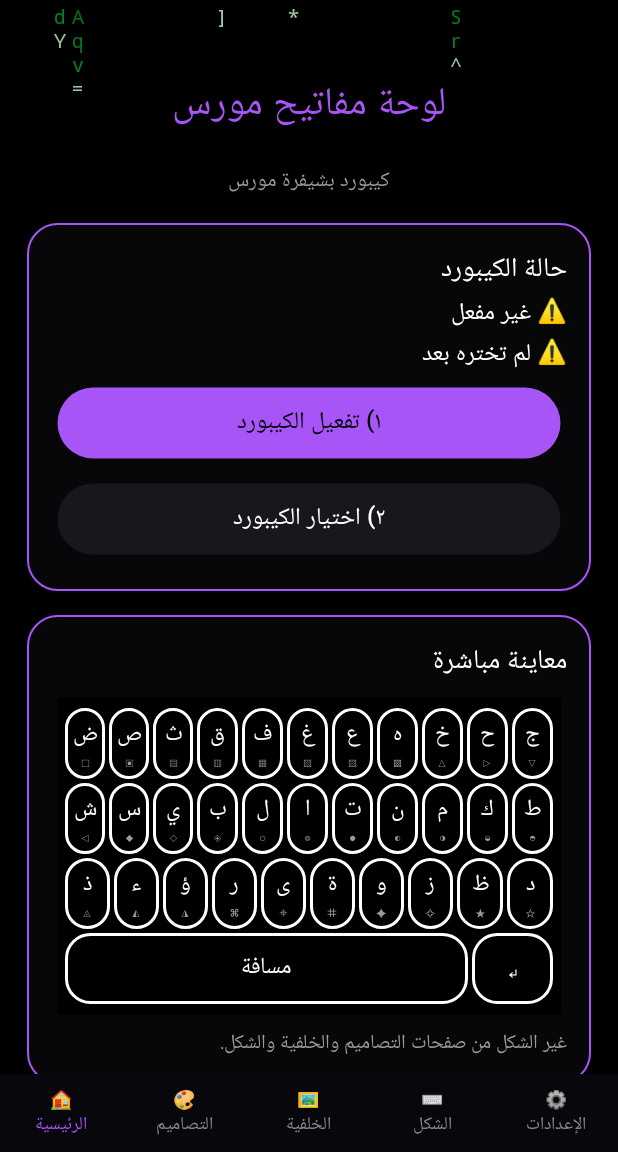
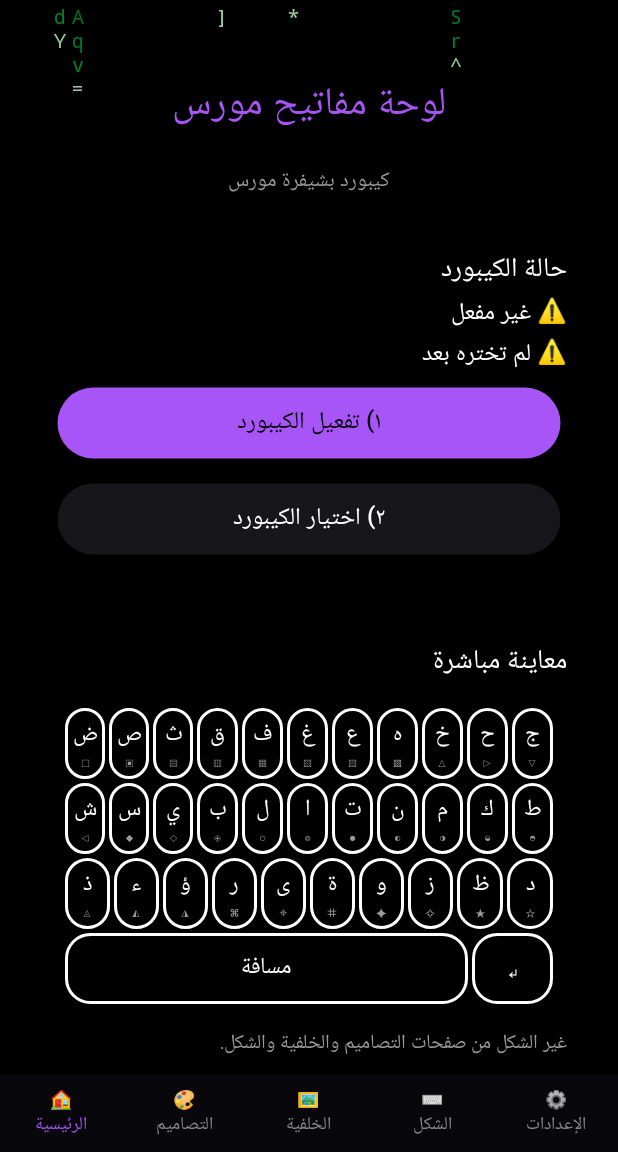
Before and after one commit to lnaxscale-a11y/MorseKeys, an Android app: the screen it shows after launch (MainActivity), on a phone screen of 412 x 824 dp, the part 84-1236 px from its top. Run offline under Robolectric (Android 15) with nearby library versions, the phone set to English and light mode, and no system bars.

Commit message:
remove card border

```diff
--- a/app/src/main/java/com/morsekeys/MainActivity.java
+++ b/app/src/main/java/com/morsekeys/MainActivity.java
@@ -55,8 +55,8 @@ public class MainActivity extends Activity {
         c.setOrientation(LinearLayout.VERTICAL);
         c.setPadding(dp(16), dp(16), dp(16), dp(16));
         GradientDrawable g = new GradientDrawable();
-        g.setColor(0xE608080C);
-        g.setStroke(2, acc());
+        g.setColor(0xCC000000);
+        g.setStroke(1, 0x00000000);
         g.setCornerRadius(dp(20));
         c.setBackground(g);
         return c;
```
